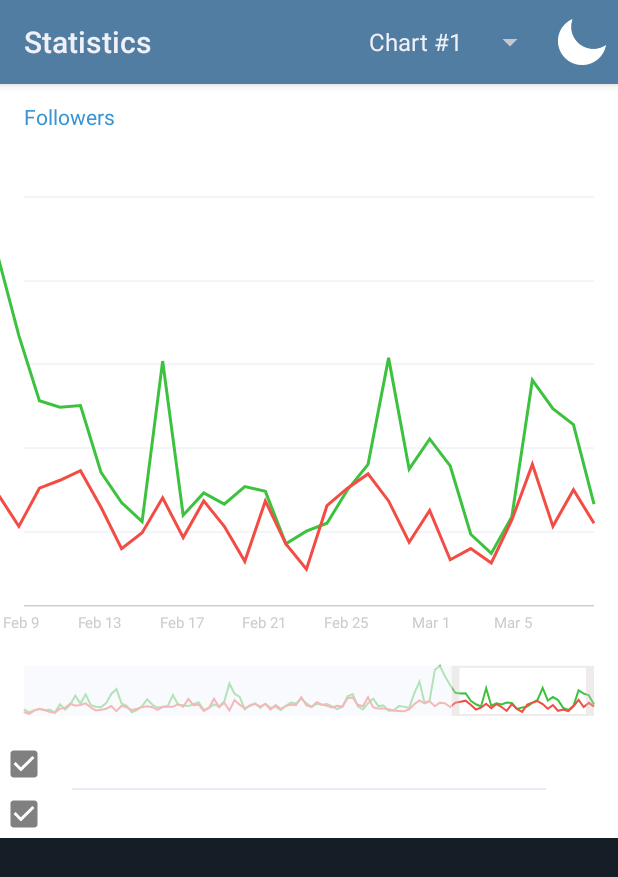
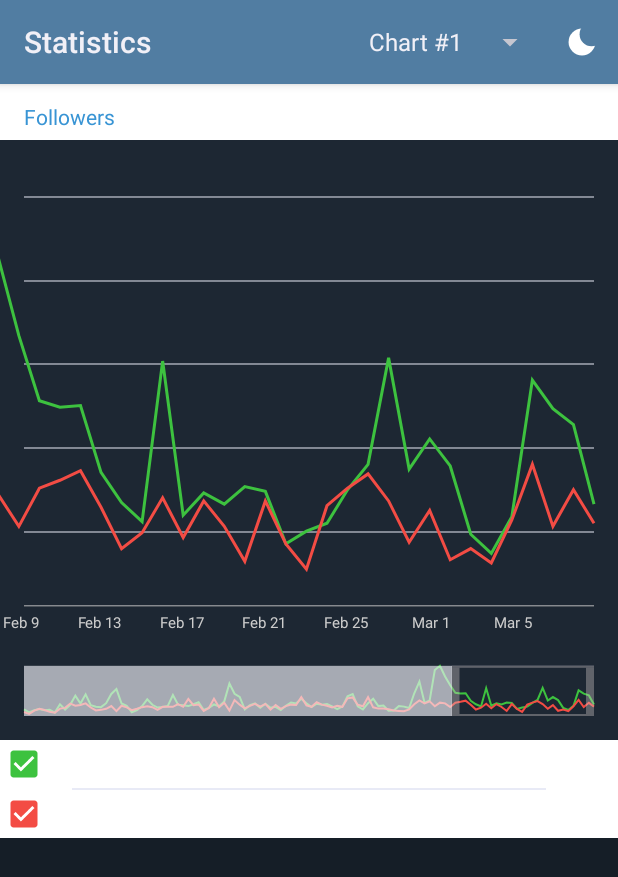
Before and after one commit to elec60/TelegramContestChart, an Android app: the screen it shows after launch (MainActivity), after a tap on "Night Mode", on a phone screen of 412 x 824 dp. Shown: the top 877 px of the screen. Run offline under Robolectric (Android 15) with nearby library versions, the phone set to English and light mode, and no system bars.

Commit message:
initial commit

```diff
--- a/app/src/main/java/com/hm60/telegramcontestchart/MainActivity.java
+++ b/app/src/main/java/com/hm60/telegramcontestchart/MainActivity.java
@@ -1,8 +1,16 @@
 package com.hm60.telegramcontestchart;
 
+import android.animation.ValueAnimator;
 import android.annotation.SuppressLint;
 import android.app.Activity;
 import android.content.res.ColorStateList;
+import android.graphics.Bitmap;
+import android.graphics.Canvas;
+import android.graphics.Color;
+import android.graphics.Paint;
+import android.graphics.PorterDuff;
+import android.graphics.PorterDuffXfermode;
+import android.graphics.drawable.BitmapDrawable;
 import android.graphics.drawable.ColorDrawable;
 import android.os.Build;
 import android.os.Bundle;
@@ -10,6 +18,7 @@ import android.text.Html;
 import android.view.Menu;
 import android.view.MenuItem;
 import android.view.View;
+import android.view.animation.DecelerateInterpolator;
 import android.widget.AdapterView;
 import android.widget.ArrayAdapter;
 import android.widget.CheckBox;
@@ -38,6 +47,8 @@ public class MainActivity extends Activity {
 
     private MenuItem mSpinnerItem1 = null;
     CharSequence[] sequences = new CharSequence[5];
+
+    private ValueAnimator colorAnimator;
 
     @Override
     protected void onCreate(Bundle savedInstanceState) {
@@ -127,7 +138,7 @@ public class MainActivity extends Activity {
         cb.setChecked(true);
         cb.setText(name);
         if (Build.VERSION.SDK_INT >= Build.VERSION_CODES.LOLLIPOP) {
-            cb.setButtonTintList(ColorStateList.valueOf(-8355712));
+            cb.setButtonTintList(ColorStateList.valueOf(Color.parseColor(color)));
         }
         cb.setTag(i1);
 
@@ -176,6 +187,9 @@ public class MainActivity extends Activity {
     @Override
     public boolean onCreateOptionsMenu(Menu menu) {
         getMenuInflater().inflate(R.menu.menu, menu);
+        MenuItem toggleDarkMenuItem = menu.findItem(R.id.nightMode);
+        toggleDarkMenuItem.setIcon(new BitmapDrawable(getResources(), moonBitmap()));
+
         mSpinnerItem1 = menu.findItem(R.id.menu_spinner1);
         View view1 = mSpinnerItem1.getActionView();
         if (view1 instanceof Spinner) {
@@ -220,6 +234,44 @@ public class MainActivity extends Activity {
 
     private void toggleDarkMode() {
         this.isDark = !this.isDark;
+
+        float[] fArr = new float[2];
+        float f = 1.0f;
+        fArr[0] = isDark ? 1.0f : 0.0f;
+        if (isDark) {
+            f = 0.0f;
+        }
+        fArr[1] = f;
+
+        colorAnimator = ValueAnimator.ofFloat(fArr);
+        colorAnimator.setDuration(150);
+        colorAnimator.setInterpolator(new DecelerateInterpolator(2.0f));
+        colorAnimator.addUpdateListener(new ValueAnimator.AnimatorUpdateListener() {
+            @Override
+            public void onAnimationUpdate(ValueAnimator animation) {
+                chart.applyTheme((Float) animation.getAnimatedValue());
+            }
+        });
+        colorAnimator.start();
+
         getWindow().setBackgroundDrawable(new ColorDrawable(this.isDark ? -15393241 : -986896));
+        if (Build.VERSION.SDK_INT >= Build.VERSION_CODES.LOLLIPOP) {
+            getWindow().setStatusBarColor(this.isDark ? -15064018 : -12426366);
+        }
+
+    }
+
+    private Bitmap moonBitmap() {
+        Bitmap bitmap = Bitmap.createBitmap(AndroidUtilities.dp(32), AndroidUtilities.dp(32), Bitmap.Config.ARGB_8888);
+        Canvas canvas = new Canvas(bitmap);
+        Paint paint = new Paint(Paint.ANTI_ALIAS_FLAG);
+        paint.setColor(Color.WHITE);
+        canvas.drawCircle(bitmap.getWidth() * 0.5f, bitmap.getHeight() * 0.5f, bitmap.getWidth() * 0.28f, paint);
+
+        paint.setXfermode(new PorterDuffXfermode(PorterDuff.Mode.SRC_OUT));
+        paint.setColor(Color.TRANSPARENT);
+        canvas.drawCircle(bitmap.getWidth() * 0.7f, bitmap.getHeight() * 0.34f, bitmap.getWidth() * 0.25f, paint);
+
+        return bitmap;
     }
 }
--- a/app/src/main/java/com/hm60/telegramcontestchart/ui/component/TelegramChart.java
+++ b/app/src/main/java/com/hm60/telegramcontestchart/ui/component/TelegramChart.java
@@ -21,12 +21,16 @@ import android.widget.Toast;
 
 import com.hm60.telegramcontestchart.AndroidUtilities;
 import com.hm60.telegramcontestchart.R;
+import com.hm60.telegramcontestchart.util.ColorUtil;
 import com.hm60.telegramcontestchart.util.Utils;
 
 import java.util.ArrayList;
 import java.util.List;
 
 public class TelegramChart extends View {
+
+    private int color;
+
 
     private ChartData chartData;
 
@@ -142,6 +146,14 @@ public class TelegramChart extends View {
 
     }
 
+    public int getBackgroundColor() {
+        return this.color;
+    }
+
+    public void applyTheme(float f) {
+        this.color = ColorUtil.combineColors(Color.WHITE, -14866637, f);
+        invalidate();
+    }
 
     public void setData(List<Integer[]> yDataList, long[] xData, String[] names, String[] colors, String[] types, String title) {
         chartData.title = title;
@@ -223,7 +235,7 @@ public class TelegramChart extends View {
     @Override
     protected void onDraw(Canvas canvas) {
 
-        canvas.drawColor(getResources().getColor(R.color.chartBackgroundColor));
+        canvas.drawColor(color);
 
         drawSmallSection(canvas);
 
--- /dev/null
+++ b/app/src/main/java/com/hm60/telegramcontestchart/util/ColorUtil.java
@@ -0,0 +1,10 @@
+package com.hm60.telegramcontestchart.util;
+
+import android.graphics.Color;
+
+public final class ColorUtil {
+    public static int combineColors(int color1, int color2, float color1Factor) {
+        float color2Factor = 1.0f - color1Factor;
+        return Color.argb((int) ((((float) Color.alpha(color1)) * color1Factor) + (((float) Color.alpha(color2)) * color2Factor)), (int) ((((float) Color.red(color1)) * color1Factor) + (((float) Color.red(color2)) * color2Factor)), (int) ((((float) Color.green(color1)) * color1Factor) + (((float) Color.green(color2)) * color2Factor)), (int) ((((float) Color.blue(color1)) * color1Factor) + (((float) Color.blue(color2)) * color2Factor)));
+    }
+}
--- a/app/src/main/res/menu/menu.xml
+++ b/app/src/main/res/menu/menu.xml
@@ -5,8 +5,7 @@
     <item android:id="@+id/nightMode"
         android:title="@string/menu_title"
         android:showAsAction="always"
-        android:orderInCategory="1"
-        android:icon="@drawable/moon" />
+        android:orderInCategory="1" />
 
     <item
         android:title=""
```
